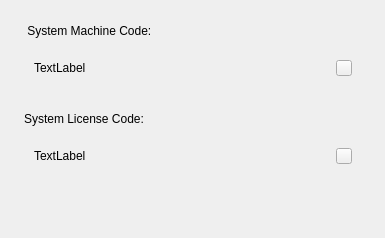
This is src/license/license-info-widget.ui in openeuler-mirror/kiran-control-panel as Qt 5 draws it before an edit. The edited form follows.
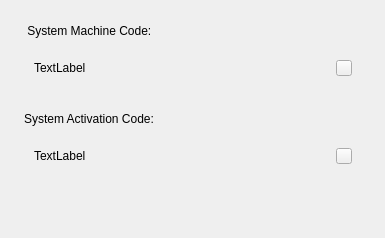
This is the edited form. Icons and pictures are not drawn.

Commit message:
fix(*):change the license to activation
- 将授权修改为激活

Related #41261

What changed in the file:
```diff
--- a/src/license/license-info-widget.ui
+++ b/src/license/license-info-widget.ui
@@ -6,13 +6,13 @@
    <rect>
     <x>0</x>
     <y>0</y>
-    <width>390</width>
+    <width>420</width>
     <height>277</height>
    </rect>
   </property>
   <property name="minimumSize">
    <size>
-    <width>390</width>
+    <width>420</width>
     <height>277</height>
    </size>
   </property>
@@ -145,7 +145,7 @@
      <item>
       <widget class="QLabel" name="label_sys_lc">
        <property name="text">
-        <string>System License Code:</string>
+        <string>System Activation Code:</string>
        </property>
       </widget>
      </item>
```
The commit also changes 7 other files.
